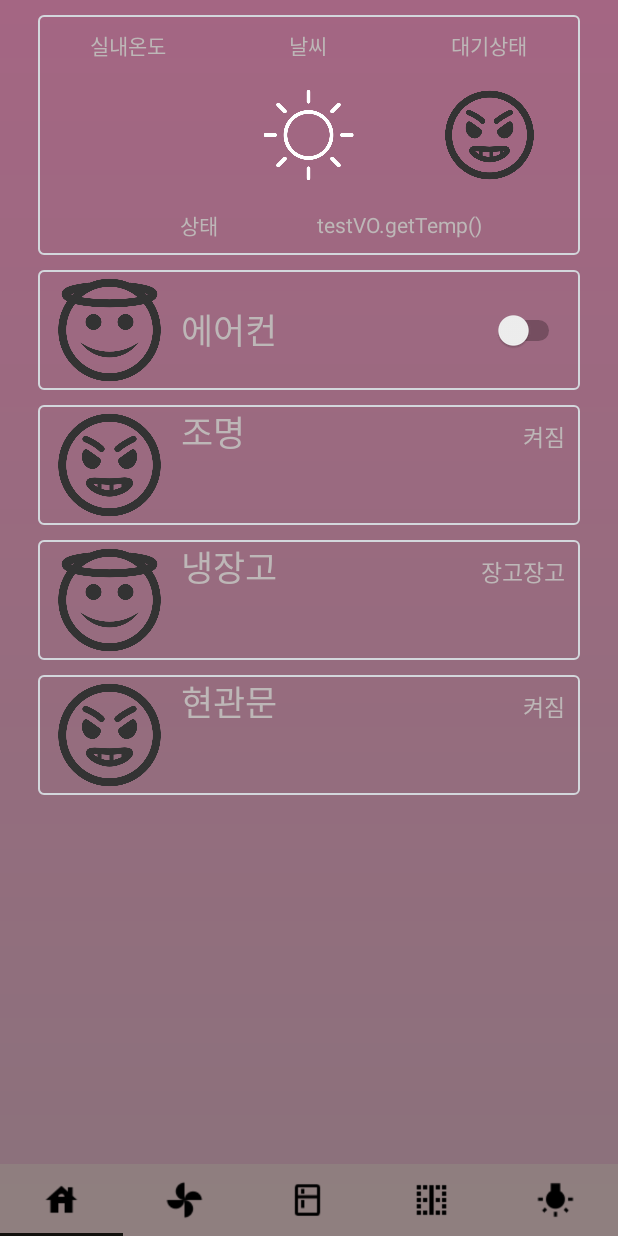
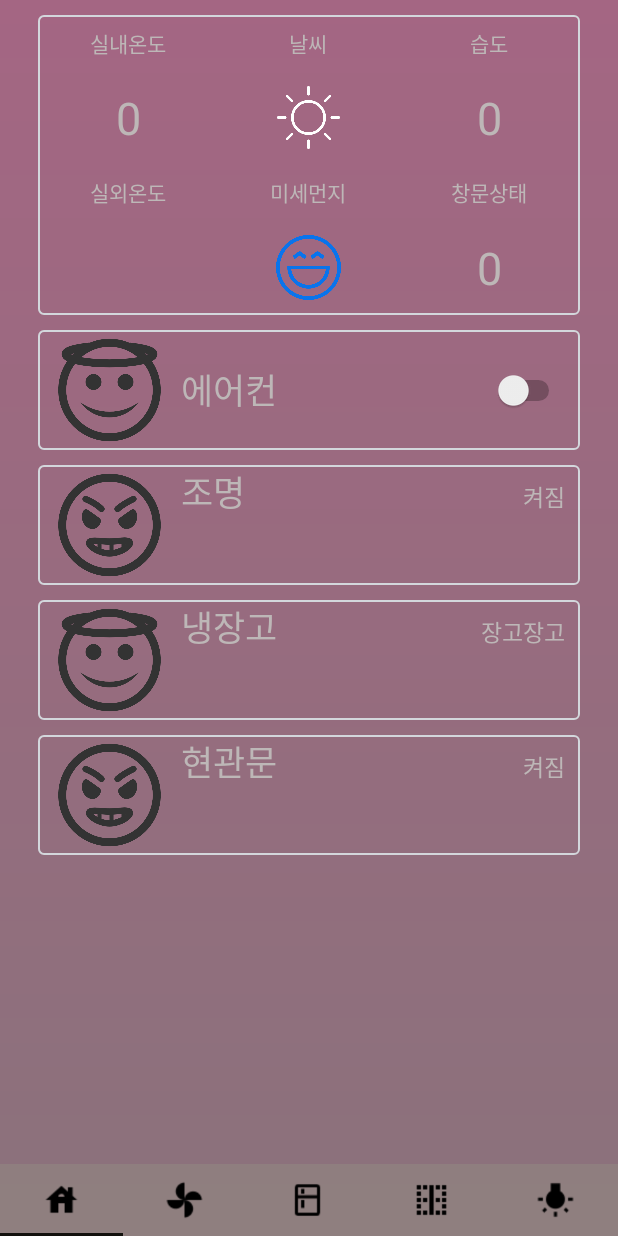
Before and after one commit to hyejinjeong9999/HomeAutomation_Android, an Android app: the screen it shows after launch (MainActivity), on a phone screen of 412 x 824 dp. Run offline under Robolectric (Android 15) with nearby library versions, the phone set to English and light mode, and no system bars.

Commit message:
Update RecyclerView Item View

```diff
--- a/app/src/main/java/RecyclerViewAdapter/VerticalAdapter.java
+++ b/app/src/main/java/RecyclerViewAdapter/VerticalAdapter.java
@@ -94,7 +94,6 @@ public class VerticalAdapter extends RecyclerView.Adapter<RecyclerView.ViewHolde
                 ((SystemInfo)holder).ivTitle.setImageResource(itemList.get(position).getImageView());
                 ((SystemInfo)holder).tvSystemName.setText(itemList.get(position).getTitle());
                 ((SystemInfo)holder).tvSituation.setText(itemList.get(position).getSituation());
-
             }
 //            int deviceWidth = displayMetrics.widthPixels;  // 핸드폰의 가로 해상도를 구함.
 //            deviceWidth = deviceWidth / 2;
@@ -112,15 +111,17 @@ public class VerticalAdapter extends RecyclerView.Adapter<RecyclerView.ViewHolde
             ((SystemInfoSwitch)holder).swSituation.setOnCheckedChangeListener(new CompoundButton.OnCheckedChangeListener() {
                 @Override
                 public void onCheckedChanged(CompoundButton buttonView, boolean isChecked) {
+
                     Log.v(TAG, "onCheckedChanged/" + isChecked);
                     if(isChecked == true){
-                        sharedObject.put("/aircon ON");
+                        sharedObject.put("/ANDROID>/WINDOWS ON");
                     }else {
-                        sharedObject.put("/aircon OFF");
+
+                        sharedObject.put("/ANDROID>/WINDOWS OFF");
                     }
+
                 }
             });
-
             // Switch Component onTouch Event (Double Touch 시 호출됨.....)
             ((SystemInfoSwitch)holder).swSituation.setOnClickListener(new View.OnClickListener() {
                 @Override
@@ -128,10 +129,8 @@ public class VerticalAdapter extends RecyclerView.Adapter<RecyclerView.ViewHolde
                     Log.v(TAG,"swSituation onClick()");
                 }
             });
-
         }else if (holder instanceof SystemInfoWeather){
-            ((SystemInfoWeather)holder).tvTemp.setText(weathers.getTemp());
-
+            ((SystemInfoWeather)holder).tvTempIn.setText(testVO.getTemp());
             /**
              * weathers.getWeather() 값에 따라 SystemInfoWeather Item View에 그림 출력
              */
@@ -147,9 +146,24 @@ public class VerticalAdapter extends RecyclerView.Adapter<RecyclerView.ViewHolde
             }else {
                 ((SystemInfoWeather)holder).ivWeather.setImageResource(R.drawable.sunny);
             }
-            ((SystemInfoWeather)holder).ivSituation.setImageResource(itemList.get(position).getImageView());
-            ((SystemInfoWeather)holder).tvSituation.setText(itemList.get(position).getTitle());
-            ((SystemInfoWeather)holder).tvSituation.setText("testVO.getTemp()");
+            ((SystemInfoWeather)holder).tvHumidity.setText(testVO.getLight());
+
+            ((SystemInfoWeather)holder).tvTempOut.setText(weathers.getTemp());
+
+            Log.v(TAG,"????????????"+testVO.getDustDensity());
+            double dustDensity = Double.parseDouble(testVO.getDustDensity());
+            if (dustDensity<=15){
+                ((SystemInfoWeather)holder).ivDust.setImageResource(R.drawable.ic_dusty_verygood);
+            }else if (dustDensity<=35 && dustDensity<15){
+                ((SystemInfoWeather)holder).ivDust.setImageResource(R.drawable.ic_dusty_good);
+            }else if (dustDensity<=75 && dustDensity<35){
+                ((SystemInfoWeather)holder).ivDust.setImageResource(R.drawable.ic_dusty_bad);
+            }else {
+                ((SystemInfoWeather)holder).ivDust.setImageResource(R.drawable.ic_dusty_verybad);
+            }
+
+            ((SystemInfoWeather)holder).tvSituation.setText(testVO.getDustDensity());
+
         }
         /**
          * //RecyclerView Touch Event (ItemVIew Click시 해당 Item에 Logic처리 가능)//
@@ -233,18 +247,30 @@ public class VerticalAdapter extends RecyclerView.Adapter<RecyclerView.ViewHolde
     }
 
     public class SystemInfoWeather extends RecyclerView.ViewHolder{
-        public TextView tvTemp;
+        public TextView tvTempIn;
         public ImageView ivWeather;
-        public ImageView ivSituation;
+        public TextView tvHumidity;
+
+        public TextView tvTempOut;
+        public ImageView ivDust;
         public TextView tvSituation;
         public SystemInfoWeather(@NonNull View itemView) {
             super(itemView);
-            tvTemp = itemView.findViewById(R.id.tvTemp);
-            ivWeather = itemView.findViewById(R.id.ivWeather);
-            ivSituation = itemView.findViewById(R.id.ivSituation);
-            tvSituation = itemView.findViewById(R.id.tvSituation);
+//            tvTemp = itemView.findViewById(R.id.tvTemp);
+//            ivWeather = itemView.findViewById(R.id.ivWeather);
+//            ivSituation = itemView.findViewById(R.id.ivSituation);
+//            tvSituation = itemView.findViewById(R.id.tvSituation);
+            tvTempIn =  itemView.findViewById(R.id.tvTempIn);
+            ivWeather =  itemView.findViewById(R.id.ivWeather);
+            tvHumidity =  itemView.findViewById(R.id.tvHumidity);
+
+            tvTempOut =  itemView.findViewById(R.id.tvTempOut);
+            ivDust =  itemView.findViewById(R.id.ivDust);
+            tvSituation =  itemView.findViewById(R.id.tvSituation);
         }
     }
+
+    //Test//
     public class SystemInfo1 extends RecyclerView.ViewHolder{
         public ImageView ivTitle;
         public TextView tvSystemName;
--- a/app/src/main/java/com/example/semiproject/MainActivity.java
+++ b/app/src/main/java/com/example/semiproject/MainActivity.java
@@ -70,7 +70,7 @@ public class MainActivity extends AppCompatActivity {
     Intent intent;
     Intent serviceIntent;
     Bundle bundle;
-    TestVO testVO;
+    TestVO testVO = new TestVO();
     WeatherVO weatherVO;
     WeatherVO[] weathers;
     //Fragment
@@ -167,8 +167,8 @@ public class MainActivity extends AppCompatActivity {
                                         JSONObject jsonObject = new JSONObject(jsonData);
                                         String temp = jsonObject.getString("temp");
                                         Log.v(TAG,"jsonObject_getTemp=="+temp);
-                                        TestVO vo1 = (TestVO)jsonObject.get(jsonData);
-                                        Log.v(TAG,"jsonObject.get(\"temp\")"+vo1.getTemp());
+//                                        TestVO vo1 = (TestVO)jsonObject.get(jsonData);
+//                                        Log.v(TAG,"jsonObject.get(\"temp\")"+vo1.getTemp());
                                     }
                                 }catch (IOException | JSONException e) {
                                     e.printStackTrace();
--- a/app/src/main/java/model/TestVO.java
+++ b/app/src/main/java/model/TestVO.java
@@ -6,6 +6,15 @@ public  class TestVO implements Serializable{
     String temp = "0";
     String light =  "0";
     String onOff = "0";
+    String dustDensity = "0";
+
+    public String getDustDensity() {
+        return dustDensity;
+    }
+
+    public void setDustDensity(String dustDensity) {
+        this.dustDensity = dustDensity;
+    }
 
     public String getTemp() {
         return temp;
--- a/app/src/main/res/layout/recycler_item_weatherinfo.xml
+++ b/app/src/main/res/layout/recycler_item_weatherinfo.xml
@@ -2,7 +2,7 @@
 <LinearLayout xmlns:android="http://schemas.android.com/apk/res/android"
     android:orientation="vertical"
     android:layout_width="match_parent"
-    android:layout_height="160dp"
+    android:layout_height="200dp"
     android:background="@drawable/round_border"
     android:layout_marginStart="25dp"
     android:layout_marginEnd="25dp"
@@ -10,7 +10,7 @@
     <LinearLayout
         android:layout_width="match_parent"
         android:layout_height="0dp"
-        android:layout_weight="5"
+        android:layout_weight="3"
         android:orientation="horizontal">
         <TextView
             android:layout_width="0dp"
@@ -30,19 +30,17 @@
             android:layout_width="0dp"
             android:layout_height="match_parent"
             android:layout_weight="10"
-            android:text="대기상태"
+            android:text="습도"
             android:gravity="center_horizontal|center_vertical"
             android:textColor="@color/recyclerViewItemFont"/>
     </LinearLayout>
-
     <LinearLayout
         android:layout_width="match_parent"
         android:layout_height="0dp"
-        android:layout_weight="10"
+        android:layout_weight="5"
         android:orientation="horizontal">
-
         <TextView
-            android:id="@+id/tvTemp"
+            android:id="@+id/tvTempIn"
             android:layout_width="0dp"
             android:layout_height="match_parent"
             android:layout_margin="10dp"
@@ -58,37 +56,75 @@
             android:layout_margin="10dp"
             android:layout_weight="10"
             android:adjustViewBounds="true" />
-
-        <ImageView
-            android:id="@+id/ivSituation"
+        <TextView
+            android:id="@+id/tvHumidity"
             android:layout_width="0dp"
-            android:layout_height="wrap_content"
+            android:layout_height="match_parent"
             android:layout_margin="10dp"
             android:layout_weight="10"
-            android:adjustViewBounds="true" />
+            android:gravity="center_vertical|center_horizontal"
+            android:text="0"
+            android:textSize="30sp"
+            android:textColor="@color/recyclerViewItemFont"/>
     </LinearLayout>
-
+    <LinearLayout
+        android:layout_width="match_parent"
+        android:layout_height="0dp"
+        android:layout_weight="3"
+        android:orientation="horizontal">
+        <TextView
+            android:layout_width="0dp"
+            android:layout_height="match_parent"
+            android:layout_weight="5"
+            android:text="실외온도"
+            android:textColor="@color/recyclerViewItemFont"
+            android:gravity="center_horizontal|center_vertical"/>
+        <TextView
+            android:layout_width="0dp"
+            android:layout_height="match_parent"
+            android:layout_weight="5"
+            android:text="미세먼지"
+            android:textColor="@color/recyclerViewItemFont"
+            android:gravity="center_horizontal|center_vertical"/>
+        <TextView
+            android:layout_width="0dp"
+            android:layout_height="match_parent"
+            android:layout_weight="5"
+            android:text="창문상태"
+            android:textColor="@color/recyclerViewItemFont"
+            android:gravity="center_horizontal|center_vertical"/>
+    </LinearLayout>
     <LinearLayout
         android:layout_width="match_parent"
         android:layout_height="0dp"
         android:layout_weight="5"
         android:orientation="horizontal">
         <TextView
+            android:id="@+id/tvTempOut"
             android:layout_width="0dp"
             android:layout_height="match_parent"
-            android:layout_weight="5"
-            android:text="상태"
-            android:textColor="@color/recyclerViewItemFont"
-            android:gravity="center_vertical|end"/>
+            android:layout_margin="10dp"
+            android:layout_weight="10"
+            android:gravity="center_vertical|center_horizontal"
+            android:text="0"
+            android:textSize="30sp"
+            android:textColor="@color/recyclerViewItemFont"/>
+        <ImageView
+            android:id="@+id/ivDust"
+            android:layout_width="0dp"
+            android:layout_height="wrap_content"
+            android:layout_margin="10dp"
+            android:layout_weight="10"
+            android:adjustViewBounds="true" />
         <TextView
             android:id="@+id/tvSituation"
             android:layout_width="0dp"
             android:layout_height="match_parent"
+            android:layout_margin="10dp"
             android:layout_weight="10"
-            android:text="환기중"
-            android:textColor="@color/recyclerViewItemFont"
-            android:gravity="center_horizontal|center_vertical"/>
+            android:gravity="center_vertical|center_horizontal"
+            android:text="0"
+            android:textSize="30sp"
+            android:textColor="@color/recyclerViewItemFont"/>
     </LinearLayout>
-
-
 </LinearLayout>
```
Also changed, not shown: app/src/main/res/drawable/ic_dusty_bad.png (added), app/src/main/res/drawable/ic_dusty_good.png (added), app/src/main/res/drawable/ic_dusty_verybad.png (added), app/src/main/res/drawable/ic_dusty_verygood.png (added).
